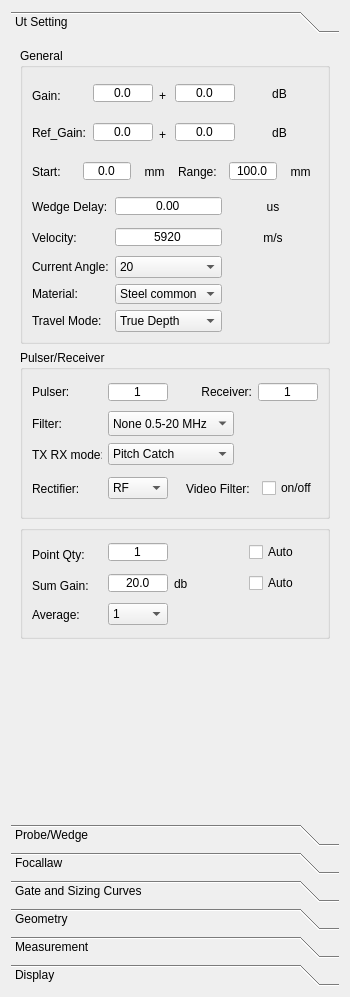
Above: phascan_view/ui/DopplerGroupTab.ui from qinxingying/hello-word before the change. Below: the same form after it.
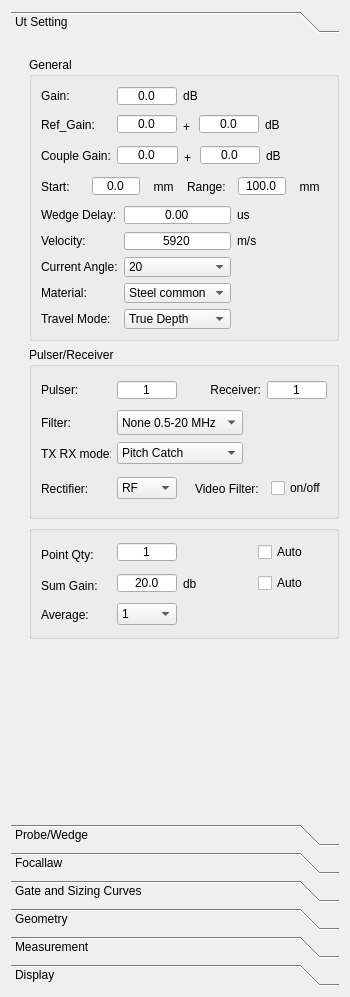
That is the form after the change. Icons and pictures are not drawn. Custom widgets are drawn as their Qt base class.

Patch:
```diff
--- a/phascan_view/ui/DopplerGroupTab.ui
+++ b/phascan_view/ui/DopplerGroupTab.ui
@@ -115,16 +115,7 @@
             <height>600</height>
            </rect>
           </property>
-          <layout class="QVBoxLayout" name="verticalLayout_15" stretch="7,4,0">
-           <property name="leftMargin">
-            <number>0</number>
-           </property>
-           <property name="topMargin">
-            <number>0</number>
-           </property>
-           <property name="rightMargin">
-            <number>0</number>
-           </property>
+          <layout class="QVBoxLayout" name="verticalLayout_15">
            <item>
             <widget class="QGroupBox" name="BoxGeneral">
              <property name="enabled">
@@ -139,7 +130,7 @@
              <property name="minimumSize">
               <size>
                <width>0</width>
-               <height>261</height>
+               <height>280</height>
               </size>
              </property>
              <property name="maximumSize">
@@ -164,14 +155,14 @@
                   </property>
                   <property name="minimumSize">
                    <size>
-                    <width>55</width>
-                    <height>25</height>
+                    <width>70</width>
+                    <height>20</height>
                    </size>
                   </property>
                   <property name="maximumSize">
                    <size>
-                    <width>55</width>
-                    <height>20</height>
+                    <width>80</width>
+                    <height>25</height>
                    </size>
                   </property>
                   <property name="text">
@@ -213,74 +204,6 @@
                   </property>
                  </widget>
                 </item>
-                <item>
-                 <widget class="QLabel" name="LabelGain_2">
-                  <property name="sizePolicy">
-                   <sizepolicy hsizetype="Preferred" vsizetype="Preferred">
-                    <horstretch>0</horstretch>
-                    <verstretch>0</verstretch>
-                   </sizepolicy>
-                  </property>
-                  <property name="minimumSize">
-                   <size>
-                    <width>10</width>
-                    <height>25</height>
-                   </size>
-                  </property>
-                  <property name="maximumSize">
-                   <size>
-                    <width>10</width>
-                    <height>20</height>
-                   </size>
-                  </property>
-                  <property name="text">
-                   <string>+</string>
-                  </property>
-                 </widget>
-                </item>
-                <item>
-                 <widget class="QDoubleSpinBox" name="ValueREFGain">
-                  <property name="sizePolicy">
-                   <sizepolicy hsizetype="Fixed" vsizetype="Fixed">
-                    <horstretch>0</horstretch>
-                    <verstretch>0</verstretch>
-                   </sizepolicy>
-                  </property>
-                  <property name="minimumSize">
-                   <size>
-                    <width>60</width>
-                    <height>20</height>
-                   </size>
-                  </property>
-                  <property name="maximumSize">
-                   <size>
-                    <width>60</width>
-                    <height>20</height>
-                   </size>
-                  </property>
-                  <property name="focusPolicy">
-                   <enum>Qt::WheelFocus</enum>
-                  </property>
-                  <property name="alignment">
-                   <set>Qt::AlignCenter</set>
-                  </property>
-                  <property name="buttonSymbols">
-                   <enum>QAbstractSpinBox::NoButtons</enum>
-                  </property>
-                  <property name="keyboardTracking">
-                   <bool>false</bool>
-                  </property>
-                  <property name="decimals">
-                   <number>1</number>
-                  </property>
-                  <property name="minimum">
-                   <double>-40.000000000000000</double>
-                  </property>
-                  <property name="maximum">
-                   <double>40.000000000000000</double>
-                  </property>
-                 </widget>
-                </item>
                 <item>
                  <widget class="QLabel" name="LabelGainUnit">
                   <property name="text">
@@ -291,6 +214,19 @@
                   </property>
                  </widget>
                 </item>
+                <item>
+                 <spacer name="horizontalSpacer_7">
+                  <property name="orientation">
+                   <enum>Qt::Horizontal</enum>
+                  </property>
+                  <property name="sizeHint" stdset="0">
+                   <size>
+                    <width>40</width>
+                    <height>20</height>
+                   </size>
+                  </property>
+                 </spacer>
+                </item>
                </layout>
               </item>
               <item>
@@ -299,14 +235,14 @@
                  <widget class="QLabel" name="label_RefGain">
                   <property name="minimumSize">
                    <size>
-                    <width>55</width>
-                    <height>25</height>
+                    <width>70</width>
+                    <height>20</height>
                    </size>
                   </property>
                   <property name="maximumSize">
                    <size>
-                    <width>55</width>
-                    <height>16777215</height>
+                    <width>80</width>
+                    <height>25</height>
                    </size>
                   </property>
                   <property name="text">
@@ -377,7 +313,7 @@
                  </widget>
                 </item>
                 <item>
-                 <widget class="QDoubleSpinBox" name="ValueComGain">
+                 <widget class="QDoubleSpinBox" name="ValueREFGain">
                   <property name="sizePolicy">
                    <sizepolicy hsizetype="Fixed" vsizetype="Fixed">
                     <horstretch>0</horstretch>
@@ -419,7 +355,136 @@
                    <string>dB</string>
                   </property>
                   <property name="alignment">
+                   <set>Qt::AlignLeading|Qt::AlignLeft|Qt::AlignVCenter</set>
+                  </property>
+                 </widget>
+                </item>
+               </layout>
+              </item>
+              <item>
+               <layout class="QHBoxLayout" name="horizontalLayout_24">
+                <item>
+                 <widget class="QLabel" name="coupleGainLable">
+                  <property name="minimumSize">
+                   <size>
+                    <width>70</width>
+                    <height>20</height>
+                   </size>
+                  </property>
+                  <property name="maximumSize">
+                   <size>
+                    <width>16777215</width>
+                    <height>25</height>
+                   </size>
+                  </property>
+                  <property name="text">
+                   <string>Couple Gain:</string>
+                  </property>
+                 </widget>
+                </item>
+                <item>
+                 <widget class="QDoubleSpinBox" name="ValueCoupleGain">
+                  <property name="enabled">
+                   <bool>true</bool>
+                  </property>
+                  <property name="minimumSize">
+                   <size>
+                    <width>0</width>
+                    <height>20</height>
+                   </size>
+                  </property>
+                  <property name="maximumSize">
+                   <size>
+                    <width>16777215</width>
+                    <height>20</height>
+                   </size>
+                  </property>
+                  <property name="alignment">
                    <set>Qt::AlignCenter</set>
+                  </property>
+                  <property name="buttonSymbols">
+                   <enum>QAbstractSpinBox::NoButtons</enum>
+                  </property>
+                  <property name="decimals">
+                   <number>1</number>
+                  </property>
+                  <property name="minimum">
+                   <double>-80.000000000000000</double>
+                  </property>
+                  <property name="maximum">
+                   <double>80.000000000000000</double>
+                  </property>
+                 </widget>
+                </item>
+                <item>
+                 <widget class="QLabel" name="LabelGain_2">
+                  <property name="sizePolicy">
+                   <sizepolicy hsizetype="Preferred" vsizetype="Preferred">
+                    <horstretch>0</horstretch>
+                    <verstretch>0</verstretch>
+                   </sizepolicy>
+                  </property>
+                  <property name="minimumSize">
+                   <size>
+                    <width>10</width>
+                    <height>25</height>
+                   </size>
+                  </property>
+                  <property name="maximumSize">
+                   <size>
+                    <width>10</width>
+                    <height>20</height>
+                   </size>
+                  </property>
+                  <property name="text">
+                   <string>+</string>
+                  </property>
+                 </widget>
+                </item>
+                <item>
+                 <widget class="QDoubleSpinBox" name="ValueComGain">
+                  <property name="sizePolicy">
+                   <sizepolicy hsizetype="Fixed" vsizetype="Fixed">
+                    <horstretch>0</horstretch>
+                    <verstretch>0</verstretch>
+                   </sizepolicy>
+                  </property>
+                  <property name="minimumSize">
+                   <size>
+                    <width>60</width>
+                    <height>20</height>
+                   </size>
+                  </property>
+                  <property name="maximumSize">
+                   <size>
+                    <width>60</width>
+                    <height>20</height>
+                   </size>
+                  </property>
+                  <property name="alignment">
+                   <set>Qt::AlignCenter</set>
+                  </property>
+                  <property name="buttonSymbols">
+                   <enum>QAbstractSpinBox::NoButtons</enum>
+                  </property>
+                  <property name="decimals">
+                   <number>1</number>
+                  </property>
+                  <property name="minimum">
+                   <double>-40.000000000000000</double>
+                  </property>
+                  <property name="maximum">
+                   <double>40.000000000000000</double>
+                  </property>
+                 </widget>
+                </item>
+                <item>
+                 <widget class="QLabel" name="LabelGainUnit_3">
+                  <property name="text">
+                   <string>dB</string>
+                  </property>
+                  <property name="alignment">
+                   <set>Qt::AlignLeading|Qt::AlignLeft|Qt::AlignVCenter</set>
                   </property>
                  </widget>
                 </item>
@@ -438,6 +503,12 @@
                   <property name="minimumSize">
                    <size>
                     <width>45</width>
+                    <height>20</height>
+                   </size>
+                  </property>
+                  <property name="maximumSize">
+                   <size>
+                    <width>16777215</width>
                     <height>25</height>
                    </size>
                   </property>
@@ -580,7 +651,7 @@
                   <property name="minimumSize">
                    <size>
                     <width>70</width>
-                    <height>25</height>
+                    <height>20</height>
                    </size>
                   </property>
                   <property name="maximumSize">
@@ -631,7 +702,7 @@
                    <string>us</string>
                   </property>
                   <property name="alignment">
-                   <set>Qt::AlignCenter</set>
+                   <set>Qt::AlignLeading|Qt::AlignLeft|Qt::AlignVCenter</set>
                   </property>
                  </widget>
                 </item>
@@ -646,6 +717,12 @@
                   <property name="minimumSize">
                    <size>
                     <width>70</width>
+                    <height>20</height>
+                   </size>
+                  </property>
+                  <property name="maximumSize">
+                   <size>
+                    <width>16777215</width>
                     <height>25</height>
                    </size>
                   </property>
@@ -709,12 +786,24 @@
                    <string>m/s</string>
                   </property>
                   <property name="alignment">
-                   <set>Qt::AlignCenter</set>
+                   <set>Qt::AlignLeading|Qt::AlignLeft|Qt::AlignVCenter</set>
                   </property>
                  </widget>
                 </item>
                 <item row="2" column="0">
                  <widget class="QLabel" name="LabelCurrentAngle">
+                  <property name="minimumSize">
+                   <size>
+                    <width>0</width>
+                    <height>20</height>
+                   </size>
+                  </property>
+                  <property name="maximumSize">
+                   <size>
+                    <width>16777215</width>
+                    <height>25</height>
+                   </size>
+                  </property>
                   <property name="text">
                    <string>Current Angle:</string>
                   </property>
@@ -725,13 +814,13 @@
                   <property name="minimumSize">
                    <size>
                     <width>100</width>
-                    <height>0</height>
+                    <height>20</height>
                    </size>
                   </property>
                   <property name="maximumSize">
                    <size>
                     <width>140</width>
-                    <height>16777215</height>
+                    <height>20</height>
                    </size>
                   </property>
                   <property name="layoutDirection">
@@ -756,6 +845,12 @@
                 </item>
                 <item row="3" column="0">
                  <widget class="QLabel" name="label">
+                  <property name="minimumSize">
+                   <size>
+                    <width>0</width>
+                    <height>20</height>
+                   </size>
+                  </property>
                   <property name="maximumSize">
                    <size>
                     <width>16777215</width>
@@ -802,6 +897,12 @@
                     <verstretch>0</verstretch>
                    </sizepolicy>
                   </property>
+                  <property name="minimumSize">
+                   <size>
+                    <width>0</width>
+                    <height>20</height>
+                   </size>
+                  </property>
                   <property name="maximumSize">
                    <size>
                     <width>16777215</width>
@@ -818,13 +919,13 @@
                   <property name="minimumSize">
                    <size>
                     <width>100</width>
-                    <height>0</height>
+                    <height>20</height>
                    </size>
                   </property>
                   <property name="maximumSize">
                    <size>
                     <width>140</width>
-                    <height>16777215</height>
+                    <height>20</height>
                    </size>
                   </property>
                   <property name="focusPolicy">
```
Left out of the diff: 6 changed lines with no effect on the pictures.
